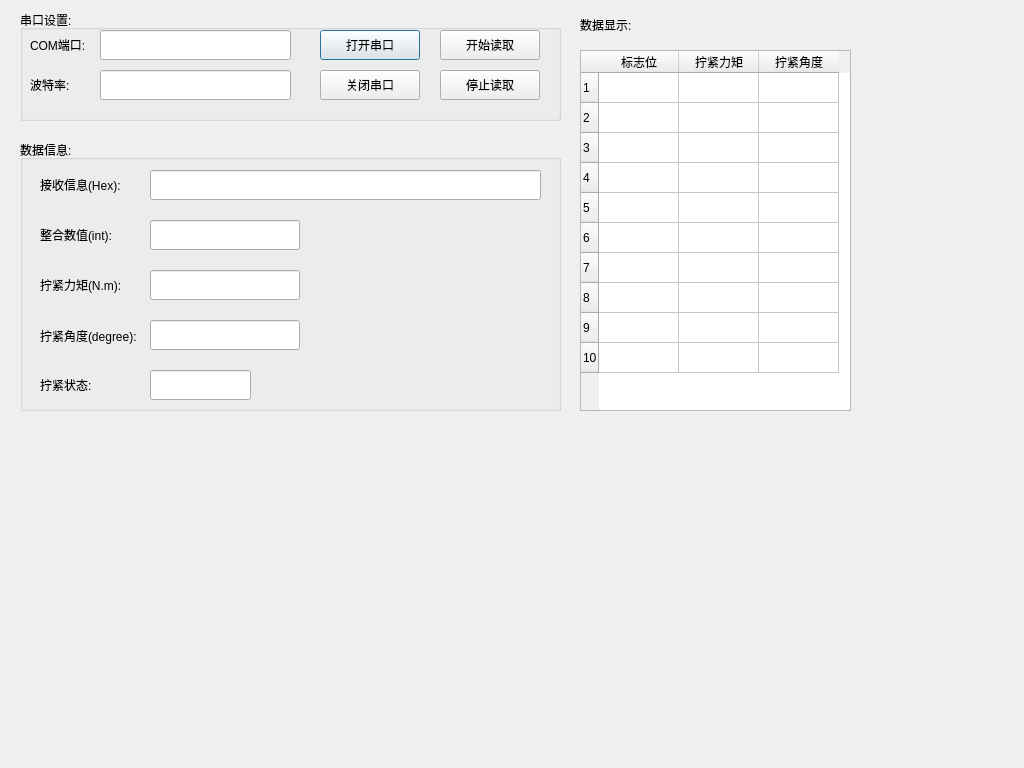
Before: the Qt Designer form serialCom/res/serialCom.ui in Arvin-He/projects, drawn with Qt 5.
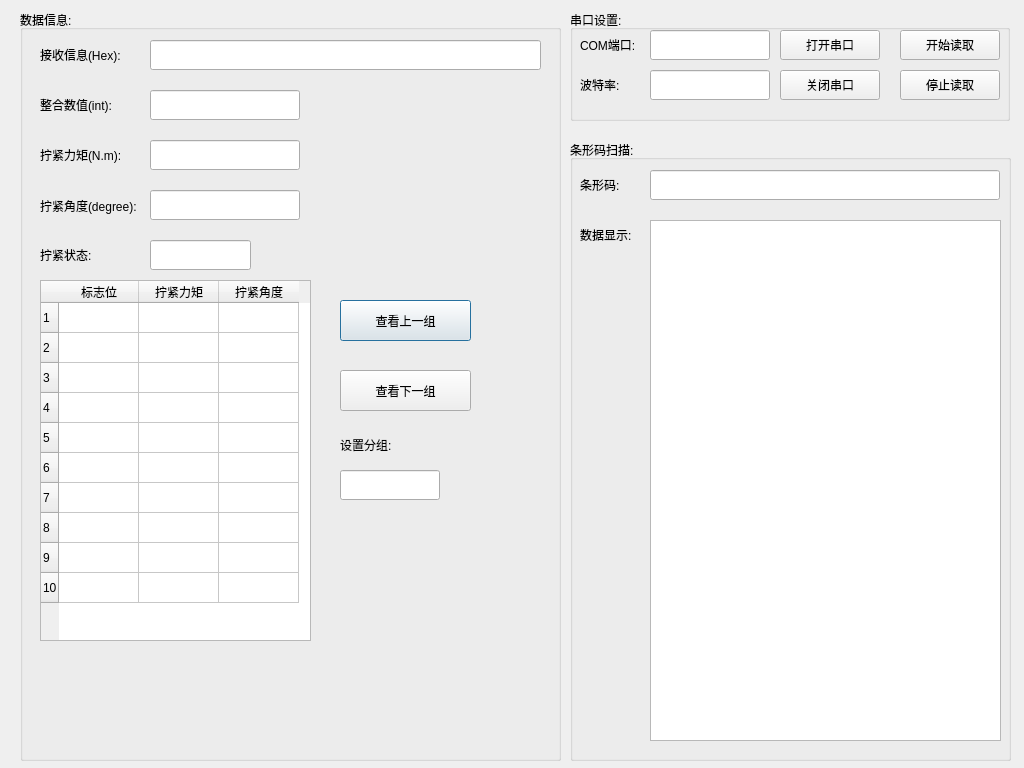
After: the same form once the commit is applied.

Commit message: 修改界面布局

Diff of the .ui file:
```diff
--- a/serialCom/res/serialCom.ui
+++ b/serialCom/res/serialCom.ui
@@ -23,9 +23,9 @@
    <property name="geometry">
     <rect>
      <x>20</x>
-     <y>140</y>
+     <y>10</y>
      <width>541</width>
-     <height>271</height>
+     <height>751</height>
     </rect>
    </property>
    <property name="title">
@@ -177,13 +177,127 @@
      <string/>
     </property>
    </widget>
+   <widget class="QTableWidget" name="dataTable">
+    <property name="geometry">
+     <rect>
+      <x>20</x>
+      <y>270</y>
+      <width>271</width>
+      <height>361</height>
+     </rect>
+    </property>
+    <attribute name="horizontalHeaderDefaultSectionSize">
+     <number>80</number>
+    </attribute>
+    <row>
+     <property name="text">
+      <string>1</string>
+     </property>
+    </row>
+    <row>
+     <property name="text">
+      <string>2</string>
+     </property>
+    </row>
+    <row>
+     <property name="text">
+      <string>3</string>
+     </property>
+    </row>
+    <row>
+     <property name="text">
+      <string>4</string>
+     </property>
+    </row>
+    <row>
+     <property name="text">
+      <string>5</string>
+     </property>
+    </row>
+    <row>
+     <property name="text">
+      <string>6</string>
+     </property>
+    </row>
+    <row>
+     <property name="text">
+      <string>7</string>
+     </property>
+    </row>
+    <row>
+     <property name="text">
+      <string>8</string>
+     </property>
+    </row>
+    <row>
+     <property name="text">
+      <string>9</string>
+     </property>
+    </row>
+    <row>
+     <property name="text">
+      <string>10</string>
+     </property>
+    </row>
+    <column>
+     <property name="text">
+      <string>标志位</string>
+     </property>
+    </column>
+    <column>
+     <property name="text">
+      <string>拧紧力矩</string>
+     </property>
+    </column>
+    <column>
+     <property name="text">
+      <string>拧紧角度</string>
+     </property>
+    </column>
+   </widget>
+   <widget class="QPushButton" name="pushButton">
+    <property name="geometry">
+     <rect>
+      <x>320</x>
+      <y>290</y>
+      <width>131</width>
+      <height>41</height>
+     </rect>
+    </property>
+    <property name="text">
+     <string>查看上一组</string>
+    </property>
+   </widget>
+   <widget class="QPushButton" name="pushButton_2">
+    <property name="geometry">
+     <rect>
+      <x>320</x>
+      <y>360</y>
+      <width>131</width>
+      <height>41</height>
+     </rect>
+    </property>
+    <property name="text">
+     <string>查看下一组</string>
+    </property>
+   </widget>
+   <widget class="QLineEdit" name="lineEdit">
+    <property name="geometry">
+     <rect>
+      <x>320</x>
+      <y>460</y>
+      <width>100</width>
+      <height>30</height>
+     </rect>
+    </property>
+   </widget>
   </widget>
   <widget class="QGroupBox" name="groupBox_2">
    <property name="geometry">
     <rect>
-     <x>20</x>
+     <x>570</x>
      <y>10</y>
-     <width>541</width>
+     <width>440</width>
      <height>111</height>
     </rect>
    </property>
@@ -193,7 +307,7 @@
    <widget class="QPushButton" name="openBtn">
     <property name="geometry">
      <rect>
-      <x>300</x>
+      <x>210</x>
       <y>20</y>
       <width>100</width>
       <height>30</height>
@@ -208,7 +322,7 @@
      <rect>
       <x>80</x>
       <y>20</y>
-      <width>191</width>
+      <width>120</width>
       <height>30</height>
      </rect>
     </property>
@@ -232,7 +346,7 @@
    <widget class="QPushButton" name="closeBtn">
     <property name="geometry">
      <rect>
-      <x>300</x>
+      <x>210</x>
       <y>60</y>
       <width>100</width>
       <height>30</height>
@@ -260,7 +374,7 @@
      <rect>
       <x>80</x>
       <y>60</y>
-      <width>191</width>
+      <width>120</width>
       <height>30</height>
      </rect>
     </property>
@@ -271,7 +385,7 @@
    <widget class="QPushButton" name="stopReadBtn">
     <property name="geometry">
      <rect>
-      <x>420</x>
+      <x>330</x>
       <y>60</y>
       <width>100</width>
       <height>30</height>
@@ -284,7 +398,7 @@
    <widget class="QPushButton" name="startReadBtn">
     <property name="geometry">
      <rect>
-      <x>420</x>
+      <x>330</x>
       <y>20</y>
       <width>100</width>
       <height>30</height>
@@ -308,95 +422,76 @@
     <string/>
    </property>
   </widget>
-  <widget class="QTableWidget" name="dataTable">
+  <widget class="QGroupBox" name="groupBox_3">
    <property name="geometry">
     <rect>
-     <x>580</x>
-     <y>50</y>
-     <width>271</width>
-     <height>361</height>
+     <x>570</x>
+     <y>140</y>
+     <width>441</width>
+     <height>621</height>
     </rect>
    </property>
-   <attribute name="horizontalHeaderDefaultSectionSize">
-    <number>80</number>
-   </attribute>
-   <row>
-    <property name="text">
-     <string>1</string>
+   <property name="title">
+    <string>条形码扫描:</string>
+   </property>
+   <widget class="QLineEdit" name="barcodeEdit">
+    <property name="geometry">
+     <rect>
+      <x>80</x>
+      <y>30</y>
+      <width>350</width>
+      <height>30</height>
+     </rect>
     </property>
-   </row>
-   <row>
-    <property name="text">
-     <string>2</string>
+   </widget>
+   <widget class="QLabel" name="label_5">
+    <property name="geometry">
+     <rect>
+      <x>10</x>
+      <y>30</y>
+      <width>65</width>
+      <height>30</height>
+     </rect>
     </property>
-   </row>
-   <row>
     <property name="text">
-     <string>3</string>
+     <string>条形码:</string>
     </property>
-   </row>
-   <row>
-    <property name="text">
-     <string>4</string>
+   </widget>
+   <widget class="QLabel" name="label_9">
+    <property name="geometry">
+     <rect>
+      <x>10</x>
+      <y>80</y>
+      <width>65</width>
+      <height>30</height>
+     </rect>
     </property>
-   </row>
-   <row>
     <property name="text">
-     <string>5</string>
+     <string>数据显示:</string>
     </property>
-   </row>
-   <row>
-    <property name="text">
-     <string>6</string>
+   </widget>
+   <widget class="QTextBrowser" name="textBrowser">
+    <property name="geometry">
+     <rect>
+      <x>80</x>
+      <y>80</y>
+      <width>351</width>
+      <height>521</height>
+     </rect>
     </property>
-   </row>
-   <row>
-    <property name="text">
-     <string>7</string>
-    </property>
-   </row>
-   <row>
-    <property name="text">
-     <string>8</string>
-    </property>
-   </row>
-   <row>
-    <property name="text">
-     <string>9</string>
-    </property>
-   </row>
-   <row>
-    <property name="text">
-     <string>10</string>
-    </property>
-   </row>
-   <column>
-    <property name="text">
-     <string>标志位</string>
-    </property>
-   </column>
-   <column>
-    <property name="text">
-     <string>拧紧力矩</string>
-    </property>
-   </column>
-   <column>
-    <property name="text">
-     <string>拧紧角度</string>
-    </property>
-   </column>
+   </widget>
   </widget>
-  <widget class="QLabel" name="label_9">
+  <widget class="QLabel" name="label_6">
    <property name="geometry">
     <rect>
-     <x>580</x>
-     <y>10</y>
-     <width>65</width>
+     <x>340</x>
+     <y>430</y>
+     <width>100</width>
      <height>30</height>
     </rect>
    </property>
    <property name="text">
-    <string>数据显示:</string>
+    <string>设置分组:</string>
    </property>
   </widget>
  </widget>
```
The commit also changes 3 other files.
